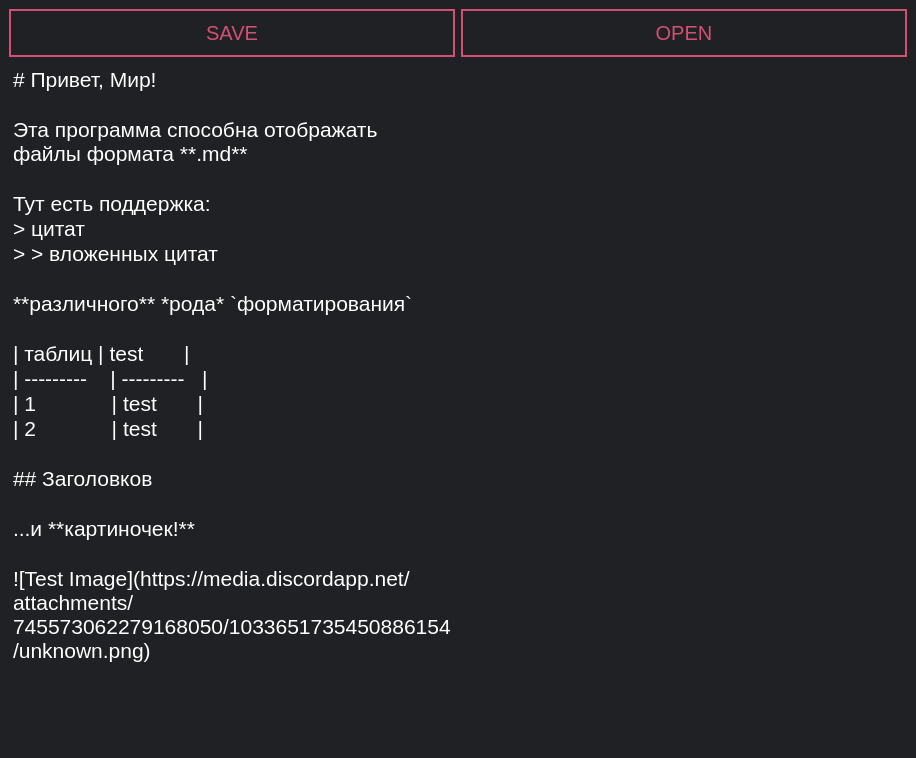
This is client/uic_files/main.ui in radyshenkya/fastnote as Qt 5 draws it before an edit. The edited form follows.
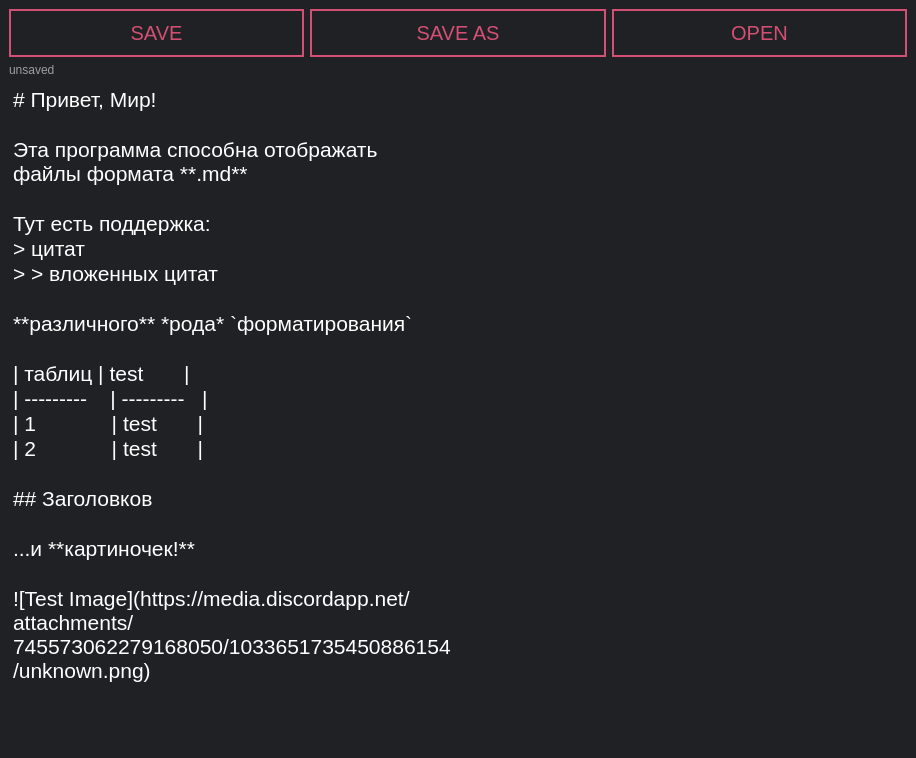
This is the edited form. Custom widgets are drawn as their Qt base class.

Diff of the .ui file:
```diff
--- a/client/uic_files/main.ui
+++ b/client/uic_files/main.ui
@@ -45,6 +45,13 @@
         </property>
        </widget>
       </item>
+      <item>
+       <widget class="QPushButton" name="save_as_btn">
+        <property name="text">
+         <string>SAVE AS</string>
+        </property>
+       </widget>
+      </item>
       <item>
        <widget class="QPushButton" name="open_btn">
         <property name="text">
@@ -54,6 +61,18 @@
       </item>
      </layout>
     </item>
+    <item>
+     <widget class="QLabel" name="current_file_label">
+      <property name="styleSheet">
+       <string notr="true">* {
+	color: #9A9FA6;
+}</string>
+      </property>
+      <property name="text">
+       <string>unsaved</string>
+      </property>
+     </widget>
+    </item>
     <item>
      <layout class="QHBoxLayout" name="main_layout" stretch="0,1">
       <item>
```
Left out of the diff: 1 changed line with no effect on the pictures.
